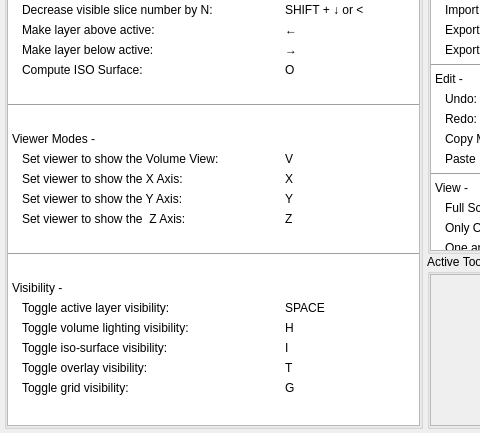
Before: the Qt Designer form src/Interface/Application/ShortcutsInterface.ui in SCIInstitute/Seg3D, drawn with Qt 5; both pictures show x 0 to 480 and y 167 to 600 of the 850 by 600 pixel window.
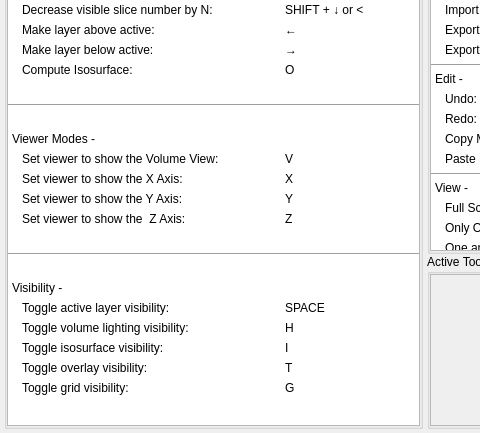
After: the same form once the commit is applied.

Commit message: - Replaced all occurrences of "iso surface" and "iso-surface" with "isosurface".

Diff of the .ui file:
```diff
--- a/src/Interface/Application/ShortcutsInterface.ui
+++ b/src/Interface/Application/ShortcutsInterface.ui
@@ -489,7 +489,7 @@
                    <item>
                     <widget class="QLabel" name="label_94">
                      <property name="text">
-                      <string>Compute ISO Surface:</string>
+                      <string>Compute Isosurface:</string>
                      </property>
                     </widget>
                    </item>
@@ -894,7 +894,7 @@
                    <item>
                     <widget class="QLabel" name="label_65">
                      <property name="text">
-                      <string>Toggle iso-surface visibility:</string>
+                      <string>Toggle isosurface visibility:</string>
                      </property>
                     </widget>
                    </item>
```
The commit also changes 5 other files.
